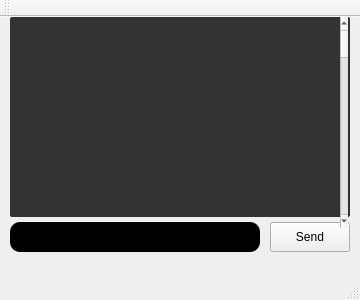
Qt form mainwindow.ui (Shilza/QTsatClient) before a commit.
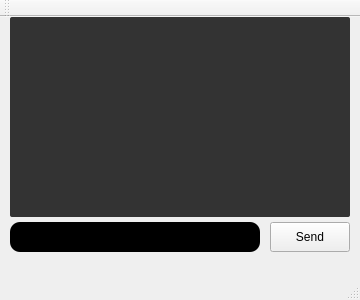
The same form after that commit. Custom widgets are drawn as their Qt base class.

Commit message: Changes around textEdit

What changed in the file:
```diff
--- a/mainwindow.ui
+++ b/mainwindow.ui
@@ -245,7 +245,10 @@
      <number>1</number>
     </property>
     <property name="verticalScrollBarPolicy">
-     <enum>Qt::ScrollBarAsNeeded</enum>
+     <enum>Qt::ScrollBarAlwaysOff</enum>
+    </property>
+    <property name="horizontalScrollBarPolicy">
+     <enum>Qt::ScrollBarAlwaysOff</enum>
     </property>
     <property name="autoScroll">
      <bool>true</bool>
@@ -269,22 +272,6 @@
      <bool>false</bool>
     </property>
    </widget>
-   <widget class="QScrollBar" name="verticalScrollBar">
-    <property name="geometry">
-     <rect>
-      <x>340</x>
-      <y>0</y>
-      <width>8</width>
-      <height>211</height>
-     </rect>
-    </property>
-    <property name="styleSheet">
-     <string notr="true"/>
-    </property>
-    <property name="orientation">
-     <enum>Qt::Vertical</enum>
-    </property>
-   </widget>
   </widget>
   <widget class="QMenuBar" name="menuBar">
    <property name="geometry">
```
The commit also changes 2 other files.
